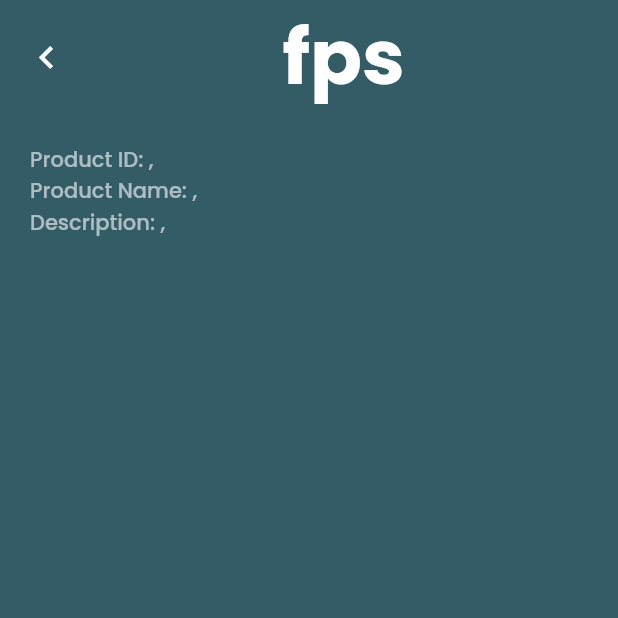
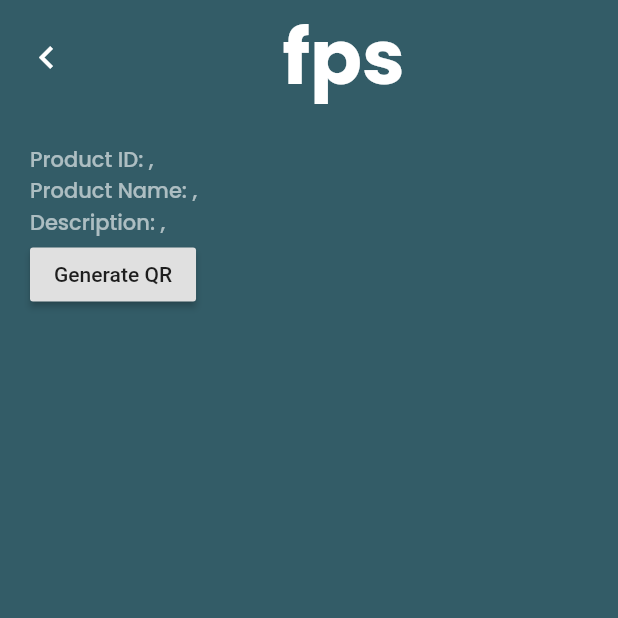
Before and after one commit to kirandroid/FPS-App, a Flutter app: the ProductDetailScreen screen opened directly with empty values, on a phone screen of 412 x 824 dp, the top half of it. Run offline on Flutter 3.47's test engine with Material 2 defaults, Android fonts, the phone set to English and light mode, and no system bars; our stand-ins replace auto_route, bloc, cloud_firestore, firebase_auth, firebase_core, flushbar and 5 more; missing offline and left inert: barcode_scan, web3dart; accounts and stored records are empty.

Commit message:
QR generated

```diff
--- a/lib/features/productDetail/presentation/pages/product_detail_screen.dart
+++ b/lib/features/productDetail/presentation/pages/product_detail_screen.dart
@@ -1,12 +1,15 @@
 import 'package:auto_route/auto_route.dart';
 import 'package:flutter/material.dart';
 import 'package:flutter_bloc/flutter_bloc.dart';
+import 'package:fps/core/utils/app_config.dart';
 import 'package:fps/core/utils/colors.dart';
 import 'package:fps/core/utils/text_style.dart';
 import 'package:fps/features/allProducts/domain/entities/product_response.dart';
 import 'package:fps/features/productDetail/presentation/bloc/product_detail_bloc.dart';
 import 'package:fps/injection.dart';
 import 'package:google_fonts/google_fonts.dart';
+import 'package:qr_flutter/qr_flutter.dart';
+import 'package:uuid/uuid.dart';
 
 class ProductDetailScreen extends StatefulWidget {
   final ProductResponse productResponse;
@@ -18,6 +21,23 @@ class ProductDetailScreen extends StatefulWidget {
 }
 
 class _ProductDetailScreenState extends State<ProductDetailScreen> {
+  bool generated = false;
+  String barHash = '';
+  void generateQR() async {
+    String hash = Uuid().v1();
+    await AppConfig.runTransaction(
+        functionName: 'createProductItem',
+        parameter: [
+          hash,
+          widget.productResponse.id,
+        ]).then((value) {
+      setState(() {
+        generated = true;
+        barHash = hash;
+      });
+    });
+  }
+
   @override
   Widget build(BuildContext context) {
     return Scaffold(
@@ -75,9 +95,24 @@ class _ProductDetailScreenState extends State<ProductDetailScreen> {
                     style:
                         StyleText.popMedium.copyWith(color: UIColors.white60),
                   ),
+                  RaisedButton(
+                    onPressed: () {
+                      generateQR();
+                    },
+                    child: Text("Generate QR"),
+                  ),
+                  generated
+                      ? QrImage(
+                          data: barHash,
+                          version: QrVersions.auto,
+                          foregroundColor: Colors.white,
+                          size: 200,
+                          gapless: false,
+                        )
+                      : Container()
                 ],
               ),
-            )
+            ),
           ],
         ),
       ),
--- a/pubspec.yaml
+++ b/pubspec.yaml
@@ -37,6 +37,7 @@ dependencies:
   firebase_auth: ^0.18.0+1
   cloud_firestore: ^0.14.0+2
   firebase_core: ^0.5.0
+  qr_flutter: ^3.2.0
 
 dev_dependencies:
   flutter_test:
```
Also changed, not shown: pubspec.lock.
